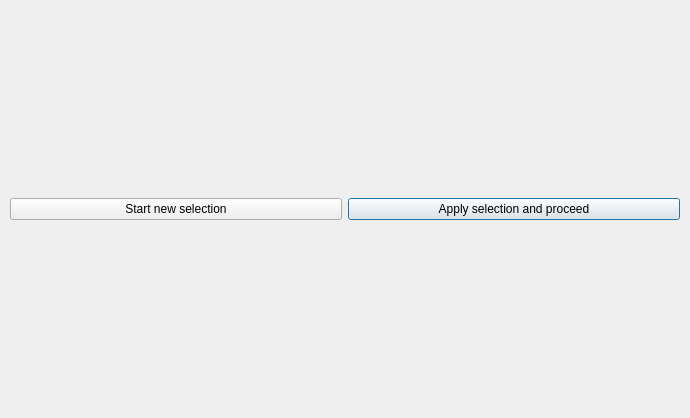
Before: the Qt Designer form 3drekonstruktionspeiseroehre/ui-files/dci_selection_window_design.ui in ds-lab/EsophagusVisualization, drawn with Qt 5.
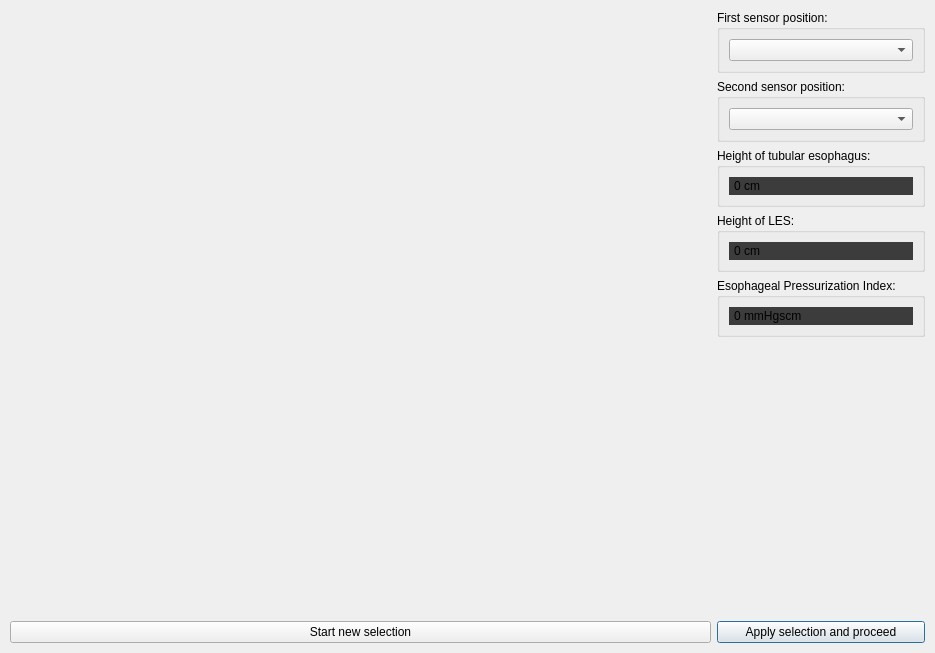
After: the same form once the commit is applied.

```diff
--- a/3drekonstruktionspeiseroehre/ui-files/dci_selection_window_design.ui
+++ b/3drekonstruktionspeiseroehre/ui-files/dci_selection_window_design.ui
@@ -6,8 +6,8 @@
    <rect>
     <x>0</x>
     <y>0</y>
-    <width>690</width>
-    <height>418</height>
+    <width>935</width>
+    <height>653</height>
    </rect>
   </property>
   <property name="windowTitle">
@@ -27,6 +27,176 @@
     <property name="bottomMargin">
      <number>10</number>
     </property>
+    <item row="0" column="0">
+     <layout class="QGridLayout" name="gridLayout">
+      <property name="sizeConstraint">
+       <enum>QLayout::SetDefaultConstraint</enum>
+      </property>
+      <item row="0" column="0">
+       <spacer name="horizontalSpacer">
+        <property name="orientation">
+         <enum>Qt::Horizontal</enum>
+        </property>
+        <property name="sizeHint" stdset="0">
+         <size>
+          <width>40</width>
+          <height>0</height>
+         </size>
+        </property>
+       </spacer>
+      </item>
+     </layout>
+    </item>
+    <item row="0" column="1">
+     <layout class="QGridLayout" name="gridLayout_3">
+      <property name="sizeConstraint">
+       <enum>QLayout::SetDefaultConstraint</enum>
+      </property>
+      <item row="3" column="1">
+       <widget class="QGroupBox" name="groupBox_4">
+        <property name="title">
+         <string>Height of LES:</string>
+        </property>
+        <layout class="QVBoxLayout" name="verticalLayout_6">
+         <item>
+          <layout class="QVBoxLayout" name="verticalLayout_5">
+           <item>
+            <widget class="QLabel" name="heightLabel">
+             <property name="styleSheet">
+              <string notr="true">
+                background-color: #3c3c3c;
+                border: 2px solid #3c3c3c;
+                border-radius: 50px;
+              </string>
+            </property>
+             <property name="text">
+              <string>0 cm</string>
+             </property>
+            </widget>
+           </item>
+          </layout>
+         </item>
+        </layout>
+       </widget>
+      </item>
+      <item row="7" column="1">
+       <spacer name="verticalSpacer">
+        <property name="orientation">
+         <enum>Qt::Vertical</enum>
+        </property>
+        <property name="sizeHint" stdset="0">
+         <size>
+          <width>20</width>
+          <height>40</height>
+         </size>
+        </property>
+       </spacer>
+      </item>
+      <item row="4" column="1" alignment="Qt::AlignTop">
+       <widget class="QGroupBox" name="endoscopy_groupbox">
+        <property name="sizePolicy">
+         <sizepolicy hsizetype="Preferred" vsizetype="Minimum">
+          <horstretch>0</horstretch>
+          <verstretch>0</verstretch>
+         </sizepolicy>
+        </property>
+        <property name="title">
+         <string>Esophageal Pressurization Index:</string>
+        </property>
+        <layout class="QVBoxLayout" name="verticalLayout_6">
+         <item>
+          <layout class="QVBoxLayout" name="verticalLayout_5">
+           <item>
+            <widget class="QLabel" name="heightLabel">
+             <property name="styleSheet">
+              <string notr="true">
+                border: 2px solid #3c3c3c;
+                border-radius: 50px;
+                background-color: #3c3c3c;
+              </string>
+            </property>
+             <property name="text">
+              <string>0 mmHgscm</string>
+             </property>
+            </widget>
+           </item>
+          </layout>
+         </item>
+        </layout>
+       </widget>
+      </item>
+      <item row="0" column="1" alignment="Qt::AlignTop">
+       <widget class="QGroupBox" name="groupBox">
+        <property name="sizePolicy">
+         <sizepolicy hsizetype="Preferred" vsizetype="Minimum">
+          <horstretch>0</horstretch>
+          <verstretch>0</verstretch>
+         </sizepolicy>
+        </property>
+        <property name="autoFillBackground">
+         <bool>false</bool>
+        </property>
+        <property name="styleSheet">
+         <string notr="true"/>
+        </property>
+        <property name="title">
+         <string>First sensor position:</string>
+        </property>
+        <layout class="QGridLayout" name="gridLayout_4">
+         <item row="0" column="0">
+        <widget class="QComboBox" name="first_combobox"/>
+         </item>
+        </layout>
+       </widget>
+      </item>
+      <item row="1" column="1" alignment="Qt::AlignTop">
+       <widget class="QGroupBox" name="groupBox_2">
+        <property name="sizePolicy">
+         <sizepolicy hsizetype="Preferred" vsizetype="Minimum">
+          <horstretch>0</horstretch>
+          <verstretch>0</verstretch>
+         </sizepolicy>
+        </property>
+        <property name="title">
+         <string>Second sensor position:</string>
+        </property>
+        <layout class="QGridLayout" name="gridLayout_5">
+         <item row="0" column="1">
+         <widget class="QComboBox" name="second_combobox"/>
+         </item>
+        </layout>
+       </widget>
+      </item>
+      <item row="2" column="1">
+       <widget class="QGroupBox" name="groupBox_3">
+        <property name="title">
+         <string>Height of tubular esophagus:</string>
+        </property>
+        <layout class="QVBoxLayout" name="verticalLayout_6">
+         <item>
+          <layout class="QVBoxLayout" name="verticalLayout_5">
+           <item>
+            <widget class="QLabel" name="heightLabel">
+             <property name="styleSheet">
+              <string notr="true">
+                background-color: #3c3c3c;
+                border: 2px solid #3c3c3c;
+                border-radius: 50px;
+              </string>
+            </property>
+             <property name="text">
+              <string>0 cm</string>
+             </property>
+            </widget>
+           </item>
+          </layout>
+         </item>
+        </layout>
+       </widget>
+      </item>
+  
+     </layout>
+    </item>
     <item row="1" column="0">
      <widget class="QPushButton" name="reset_button">
       <property name="text">
@@ -53,6 +223,7 @@
     <item row="0" column="0" colspan="2">
      <layout class="QGridLayout" name="gridLayout"/>
     </item>
+
    </layout>
   </widget>
   <widget class="QMenuBar" name="menubar">
```
Left out of the diff: 8 changed lines with no effect on the pictures.
